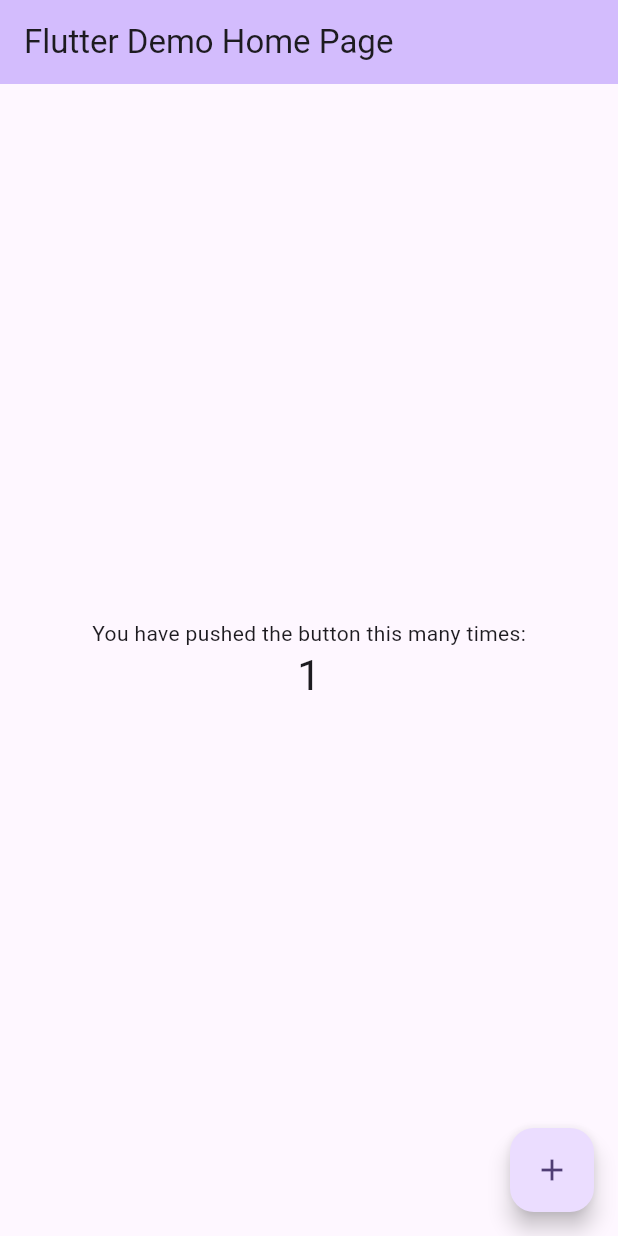
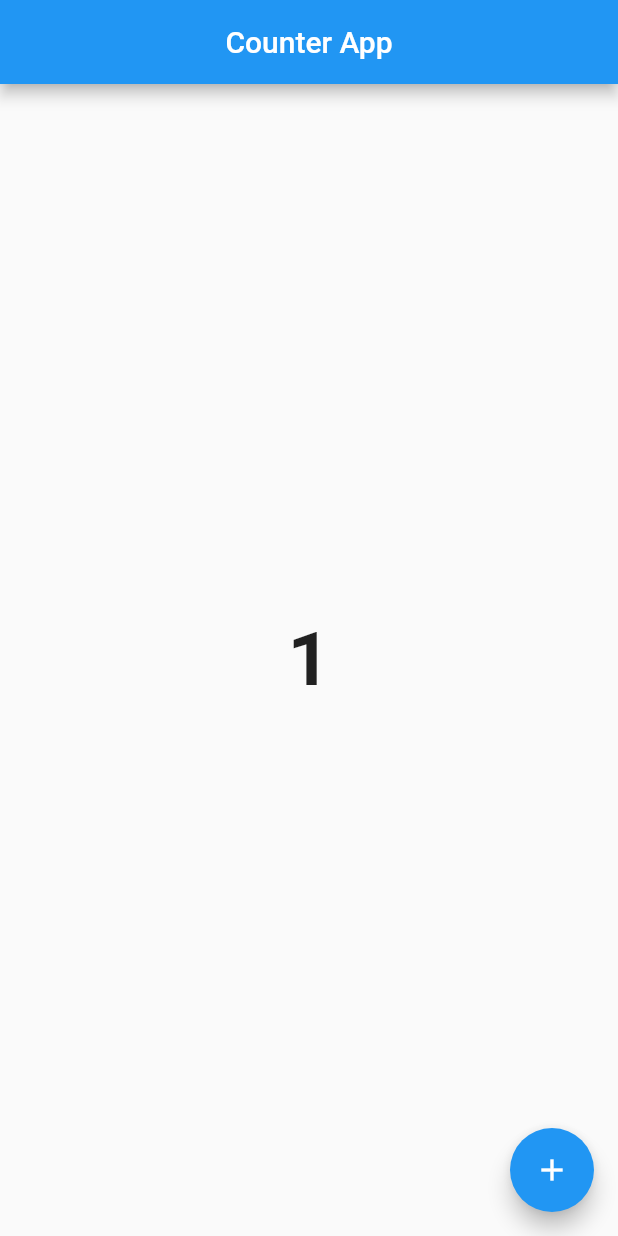
Before and after one commit to Ridoy-paul/flutter-counter-app, a Flutter app: the screen it shows after launch, after a tap on the "add" icon, on a phone screen of 412 x 824 dp. Run offline on Flutter 3.47's test engine with Material 2 defaults, Android fonts, the phone set to English and light mode, and no system bars.

Commit message:
code updated

```diff
--- a/lib/main.dart
+++ b/lib/main.dart
@@ -1,125 +1,59 @@
 import 'package:flutter/material.dart';
 
 void main() {
-  runApp(const MyApp());
+  runApp(CounterApp());
 }
 
-class MyApp extends StatelessWidget {
-  const MyApp({super.key});
+class CounterApp extends StatelessWidget {
+  const CounterApp({super.key});
 
-  // This widget is the root of your application.
   @override
   Widget build(BuildContext context) {
     return MaterialApp(
-      title: 'Flutter Demo',
-      theme: ThemeData(
-        // This is the theme of your application.
-        //
-        // TRY THIS: Try running your application with "flutter run". You'll see
-        // the application has a blue toolbar. Then, without quitting the app,
-        // try changing the seedColor in the colorScheme below to Colors.green
-        // and then invoke "hot reload" (save your changes or press the "hot
-        // reload" button in a Flutter-supported IDE, or press "r" if you used
-        // the command line to start the app).
-        //
-        // Notice that the counter didn't reset back to zero; the application
-        // state is not lost during the reload. To reset the state, use hot
-        // restart instead.
-        //
-        // This works for code too, not just values: Most code changes can be
-        // tested with just a hot reload.
-        colorScheme: ColorScheme.fromSeed(seedColor: Colors.deepPurple),
-        useMaterial3: true,
-      ),
-      home: const MyHomePage(title: 'Flutter Demo Home Page'),
+      debugShowCheckedModeBanner: false,
+      home: HomePage(),
     );
   }
 }
 
-class MyHomePage extends StatefulWidget {
-  const MyHomePage({super.key, required this.title});
-
-  // This widget is the home page of your application. It is stateful, meaning
-  // that it has a State object (defined below) that contains fields that affect
-  // how it looks.
-
-  // This class is the configuration for the state. It holds the values (in this
-  // case the title) provided by the parent (in this case the App widget) and
-  // used by the build method of the State. Fields in a Widget subclass are
-  // always marked "final".
-
-  final String title;
+class HomePage extends StatefulWidget {
+  HomePage({super.key});
 
   @override
-  State<MyHomePage> createState() => _MyHomePageState();
+  State<HomePage> createState() => _HomePageState();
 }
 
-class _MyHomePageState extends State<MyHomePage> {
-  int _counter = 0;
+class _HomePageState extends State<HomePage> {
+  @override
 
-  void _incrementCounter() {
+  int count = 0;
+
+  void countPlus() {
     setState(() {
-      // This call to setState tells the Flutter framework that something has
-      // changed in this State, which causes it to rerun the build method below
-      // so that the display can reflect the updated values. If we changed
-      // _counter without calling setState(), then the build method would not be
-      // called again, and so nothing would appear to happen.
-      _counter++;
+      count++;
     });
   }
 
-  @override
   Widget build(BuildContext context) {
-    // This method is rerun every time setState is called, for instance as done
-    // by the _incrementCounter method above.
-    //
-    // The Flutter framework has been optimized to make rerunning build methods
-    // fast, so that you can just rebuild anything that needs updating rather
-    // than having to individually change instances of widgets.
     return Scaffold(
       appBar: AppBar(
-        // TRY THIS: Try changing the color here to a specific color (to
-        // Colors.amber, perhaps?) and trigger a hot reload to see the AppBar
-        // change color while the other colors stay the same.
-        backgroundColor: Theme.of(context).colorScheme.inversePrimary,
-        // Here we take the value from the MyHomePage object that was created by
-        // the App.build method, and use it to set our appbar title.
-        title: Text(widget.title),
+        title: Text("Counter App"),
+        centerTitle: true,
       ),
-      body: Center(
-        // Center is a layout widget. It takes a single child and positions it
-        // in the middle of the parent.
-        child: Column(
-          // Column is also a layout widget. It takes a list of children and
-          // arranges them vertically. By default, it sizes itself to fit its
-          // children horizontally, and tries to be as tall as its parent.
-          //
-          // Column has various properties to control how it sizes itself and
-          // how it positions its children. Here we use mainAxisAlignment to
-          // center the children vertically; the main axis here is the vertical
-          // axis because Columns are vertical (the cross axis would be
-          // horizontal).
-          //
-          // TRY THIS: Invoke "debug painting" (choose the "Toggle Debug Paint"
-          // action in the IDE, or press "p" in the console), to see the
-          // wireframe for each widget.
-          mainAxisAlignment: MainAxisAlignment.center,
-          children: <Widget>[
-            const Text(
-              'You have pushed the button this many times:',
-            ),
-            Text(
-              '$_counter',
-              style: Theme.of(context).textTheme.headlineMedium,
-            ),
-          ],
+      body: SafeArea(
+        child: Center(
+          child: Padding(
+            padding: EdgeInsets.all(10),
+            child: Text("${count}", style: TextStyle(fontSize: 50, fontWeight: FontWeight.bold),),
+          ),
         ),
       ),
       floatingActionButton: FloatingActionButton(
-        onPressed: _incrementCounter,
-        tooltip: 'Increment',
-        child: const Icon(Icons.add),
-      ), // This trailing comma makes auto-formatting nicer for build methods.
+        onPressed: () {
+          countPlus();
+        },
+        child: Icon(Icons.add),
+      ),
     );
   }
 }
```
